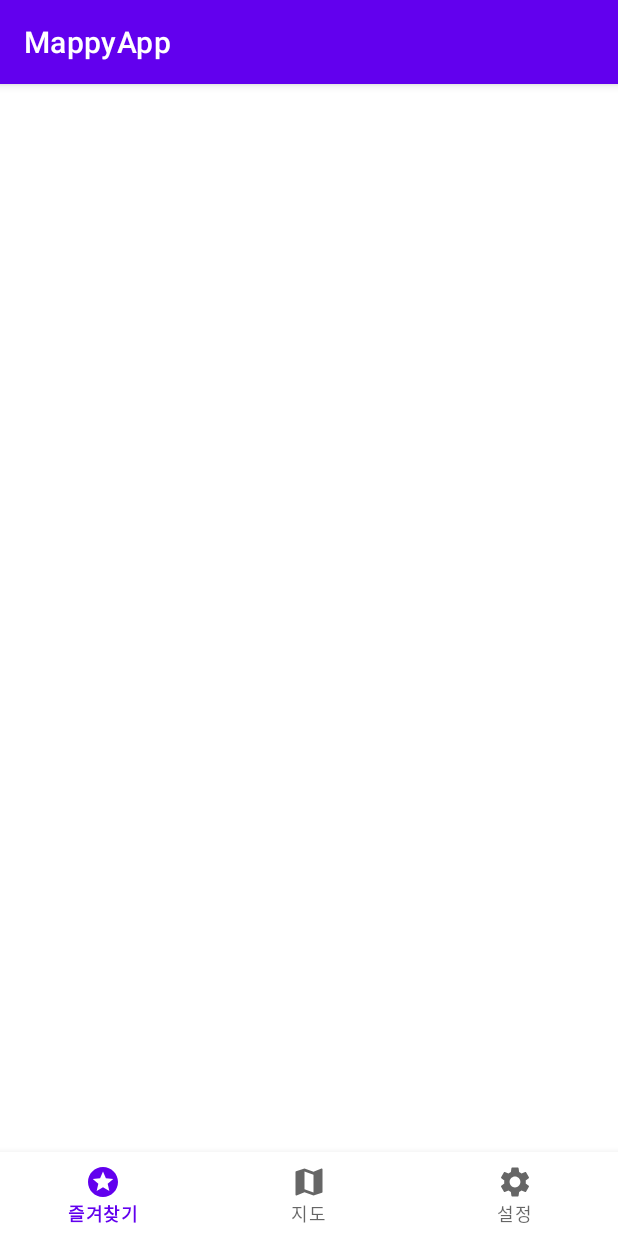
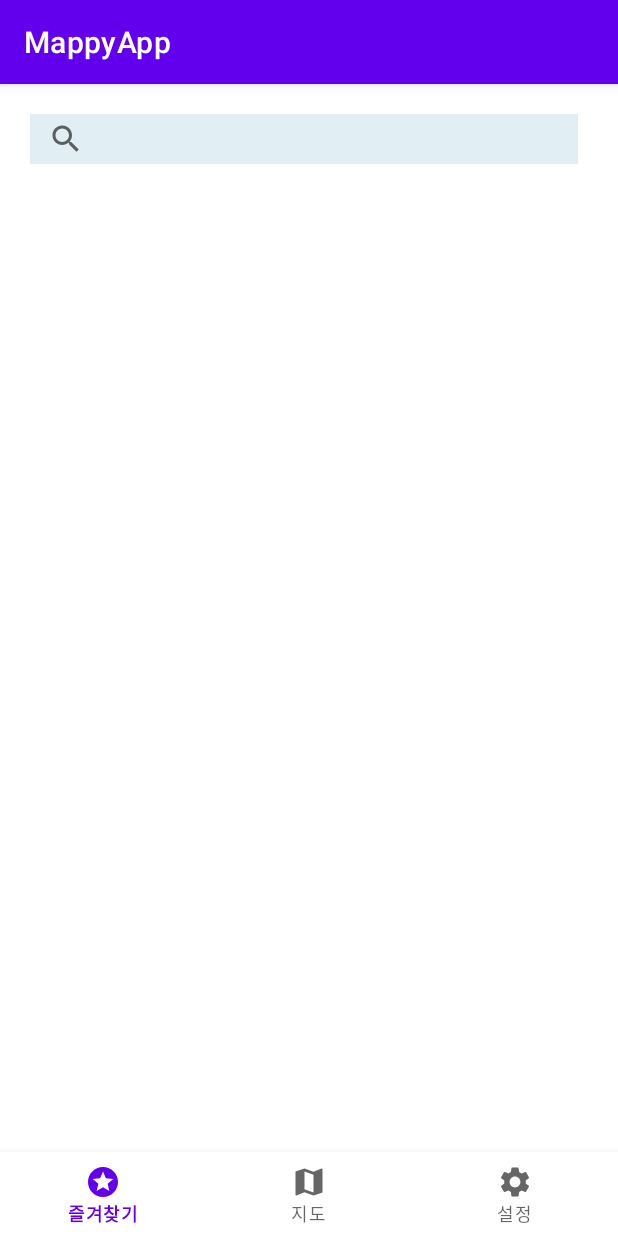
Before and after one commit to Jarvas-2021/open-sw-dev, an Android app: the screen it shows after launch (MainActivity), on a phone screen of 412 x 824 dp. Run offline under Robolectric (Android 15) with nearby library versions, the phone set to English and light mode, and no system bars; libraries missing offline, so code that uses them is left out: net.daum.mf; 2 statements that could not run were skipped.

Commit message:
feat: 검색뷰 추가

```diff
--- /dev/null
+++ b/AndroidStudio/app/src/main/res/drawable/ic_baseline_search_24.xml
@@ -0,0 +1,10 @@
+<vector xmlns:android="http://schemas.android.com/apk/res/android"
+    android:width="24dp"
+    android:height="24dp"
+    android:viewportWidth="24"
+    android:viewportHeight="24"
+    android:tint="?attr/colorControlNormal">
+  <path
+      android:fillColor="@android:color/white"
+      android:pathData="M15.5,14h-0.79l-0.28,-0.27C15.41,12.59 16,11.11 16,9.5 16,5.91 13.09,3 9.5,3S3,5.91 3,9.5 5.91,16 9.5,16c1.61,0 3.09,-0.59 4.23,-1.57l0.27,0.28v0.79l5,4.99L20.49,19l-4.99,-5zM9.5,14C7.01,14 5,11.99 5,9.5S7.01,5 9.5,5 14,7.01 14,9.5 11.99,14 9.5,14z"/>
+</vector>
--- a/AndroidStudio/app/src/main/res/layout/activity_main.xml
+++ b/AndroidStudio/app/src/main/res/layout/activity_main.xml
@@ -23,6 +23,22 @@
             android:layout_marginBottom="0dp"
             app:layout_constraintBottom_toBottomOf="parent"
             app:menu="@menu/bottom_nav" />
+
+        <SearchView
+            android:id="@+id/search_view"
+            android:layout_width="365dp"
+            android:layout_height="33dp"
+            android:layout_alignParentStart="true"
+            android:layout_alignParentLeft="true"
+            android:layout_alignParentTop="true"
+            android:layout_marginStart="20dp"
+            android:layout_marginLeft="20dp"
+            android:layout_marginTop="20dp"
+            android:background="#E1EEF4"
+            app:iconifiedByDefault="true"
+            app:searchIcon="@drawable/ic_baseline_search_24" />
+
+
     </RelativeLayout>
 
 </RelativeLayout>
```
